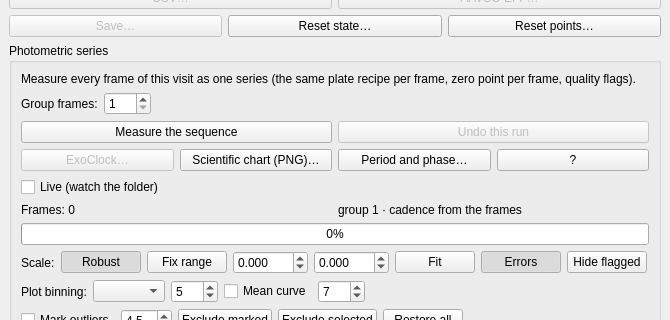
This is nightscribe/gui/ui/ufe_measure_tab.ui in irydeo/nightscribe as Qt 5 draws it before an edit; both pictures show x 0 to 670 and y 301 to 621 of the 670 by 810 pixel window. The edited form follows.
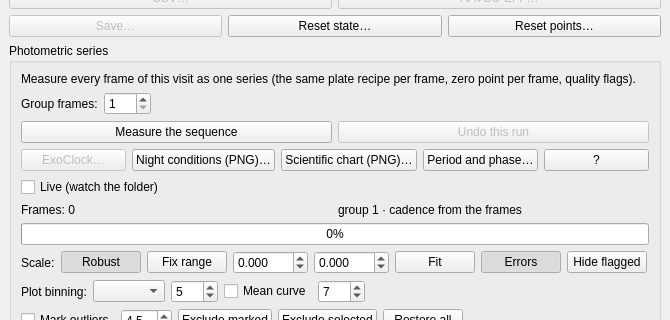
This is the edited form.

Commit message: chart: the night's conditions, and what the drift really says

```diff
--- a/nightscribe/gui/ui/ufe_measure_tab.ui
+++ b/nightscribe/gui/ui/ufe_measure_tab.ui
@@ -372,6 +372,16 @@
              </property>
             </widget>
            </item>
+           <item>
+            <widget class="QPushButton" name="btn_series_night">
+             <property name="toolTip">
+              <string>Write the two figures that explain the night: the airmass of every point (a curve that fades and comes back is often the sky) and the position of the target (with the alignment on, this is the guide residual: the frame that jumped shows as a spike). Both are scientific figures, ready for the report</string>
+             </property>
+             <property name="text">
+              <string>Night conditions (PNG)…</string>
+             </property>
+            </widget>
+           </item>
            <item>
             <widget class="QPushButton" name="btn_series_sci">
              <property name="toolTip">
```
The commit also changes 7 other files.
